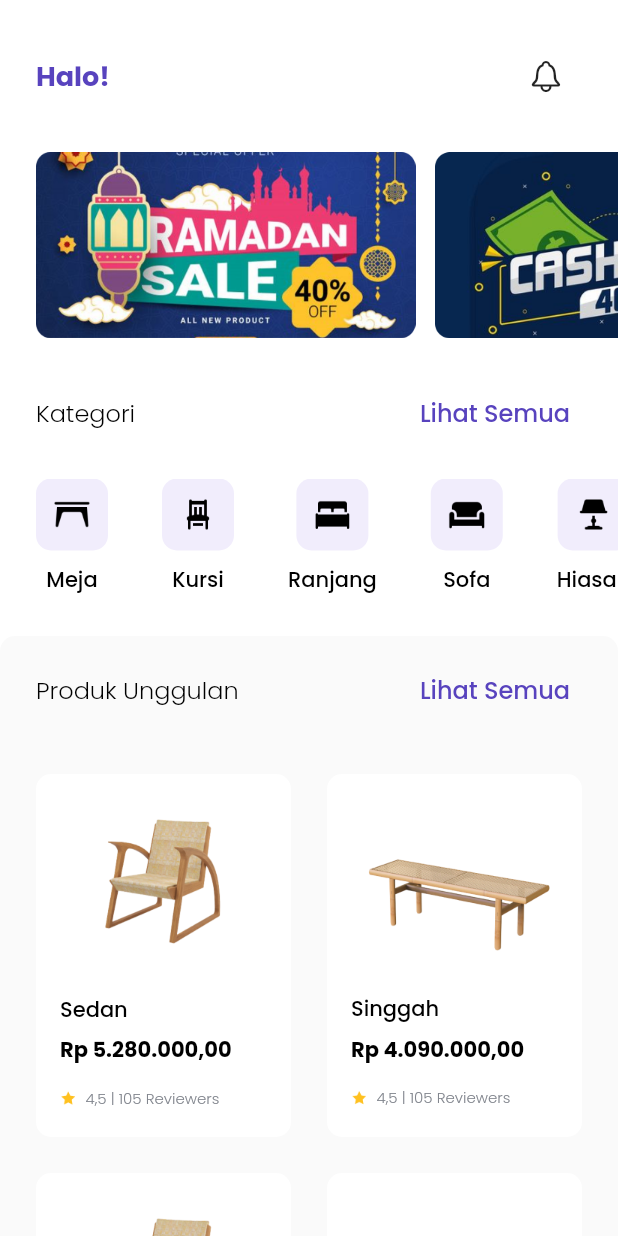
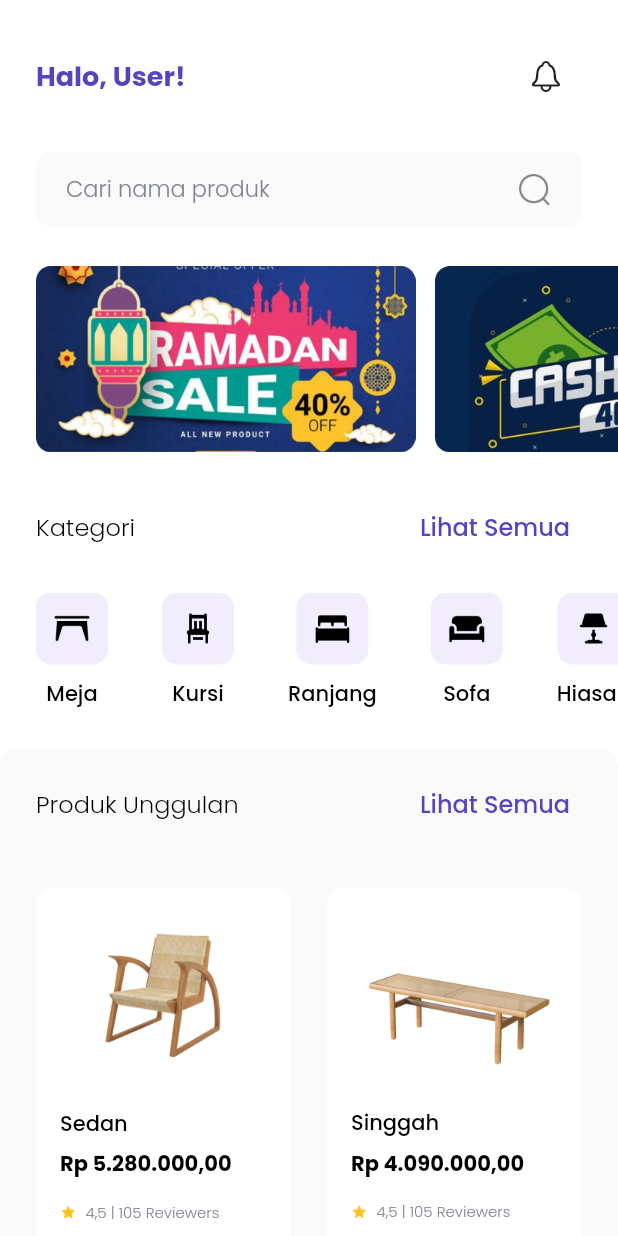
Before and after one commit to PrinceRidho/MyFlutterSubmission, a Flutter app: the HomePage screen opened directly, after a tap on "Lihat Semua", on a phone screen of 412 x 824 dp. Run offline on Flutter 3.47's test engine with Material 2 defaults, Android fonts, the phone set to English and light mode, and no system bars; our stand-ins replace google_fonts.

Commit message:
modified:   .metadata 	modified:   android/app/build.gradle 	new file:   android/app/google-services.json 	modified:   android/build.gradle 	new file:   assets/icon_right.png 	new file:   assets/icon_search.png 	new file:   assets/img_ngajeng.png 	modified:   lib/pages/home_page.dart 	new file:   lib/pages/search_page.dart 	new file:   lib/widgets/bestproduct_card.dart 	deleted:    web/favicon.png 	deleted:    web/icons/Icon-192.png 	deleted:    web/icons/Icon-512.png 	deleted:    web/icons/Icon-maskable-192.png 	deleted:    web/icons/Icon-maskable-512.png 	deleted:    web/index.html 	deleted:    web/manifest.json

```diff
--- a/lib/pages/home_page.dart
+++ b/lib/pages/home_page.dart
@@ -2,8 +2,10 @@ import 'package:flutter/cupertino.dart';
 import 'package:flutter/material.dart';
 import 'package:nyari_1/model/ads.dart';
 import 'package:nyari_1/model/category.dart';
+import 'package:nyari_1/pages/search_page.dart';
 import 'package:nyari_1/theme.dart';
 import 'package:nyari_1/widgets/ads_card.dart';
+import 'package:nyari_1/widgets/bestproduct_card.dart';
 import 'package:nyari_1/widgets/category_card.dart';
 
 import '../widgets/superior_card.dart';
@@ -23,7 +25,7 @@ class HomePage extends StatelessWidget {
                 mainAxisAlignment: MainAxisAlignment.spaceBetween,
                 children: [
                   Text(
-                    'Halo!',
+                    'Halo, User!',
                     style: purpleTextStyle.copyWith(
                         fontSize: 18, fontWeight: FontWeight.bold),
                   ),
@@ -34,6 +36,42 @@ class HomePage extends StatelessWidget {
                 ],
               ),
             ),
+            // ====================================
+            // NOTE : SEARCH BAR
+            // ====================================
+            SizedBox(height: 26),
+            InkWell(
+              onTap: () {
+                Navigator.push(
+                  context,
+                  MaterialPageRoute(builder: (context) => SearchPage()),
+                );
+              },
+              child: Padding(
+                padding: EdgeInsets.symmetric(horizontal: edge),
+                child: Container(
+                  height: 50,
+                  decoration: BoxDecoration(
+                    color: Color(0xffFAFAFA),
+                    borderRadius: BorderRadius.circular(10),
+                  ),
+                  child: Padding(
+                    padding: EdgeInsets.symmetric(horizontal: 20),
+                    child: Row(
+                        mainAxisAlignment: MainAxisAlignment.spaceBetween,
+                        children: [
+                          Text(
+                            'Cari nama produk',
+                            style: greyTextStyle.copyWith(fontSize: 15),
+                          ),
+                          Image.asset('assets/icon_search.png',
+                              height: 24, width: 24),
+                        ]),
+                  ),
+                ),
+              ),
+            ),
+
 //=========================================
 // NOTE : ADS CARD
 // ========================================
@@ -130,6 +168,9 @@ class HomePage extends StatelessWidget {
               ),
             ),
             SizedBox(height: 25),
+            // ================================
+            // PRODUK UNGGULAN CARD
+            // ================================
             Container(
               decoration: BoxDecoration(
                 color: Color(0xffFAFAFA),
@@ -169,6 +210,98 @@ class HomePage extends StatelessWidget {
                 ],
               ),
             ),
+// ======================
+// ADS NGAJENG
+// =======================
+            SizedBox(height: 32),
+            Padding(
+              padding: EdgeInsets.symmetric(horizontal: edge),
+              child: Container(
+                height: 141,
+                decoration: BoxDecoration(
+                  color: Color(0xffEFF5FB),
+                  borderRadius: BorderRadius.circular(10),
+                ),
+                child: Row(
+                  mainAxisAlignment: MainAxisAlignment.center,
+                  children: [
+                    Column(
+                      crossAxisAlignment: CrossAxisAlignment.start,
+                      mainAxisAlignment: MainAxisAlignment.center,
+                      children: [
+                        Text(
+                          'Ngajeng',
+                          style: blackTextStyle.copyWith(
+                              fontSize: 18, fontWeight: FontWeight.bold),
+                        ),
+                        SizedBox(height: 4),
+                        Text(
+                          'Kursi santai yang dibuat dari\nbambu petung',
+                          style: greyTextStyle.copyWith(fontSize: 10),
+                        ),
+                        SizedBox(height: 4),
+                        Row(
+                          children: [
+                            Text(
+                              'Belanja sekarang',
+                              style: greyTextStyle.copyWith(
+                                  fontSize: 10, fontWeight: FontWeight.bold),
+                            ),
+                            Image.asset('assets/icon_right.png',
+                                width: 15, height: 15),
+                          ],
+                        ),
+                      ],
+                    ),
+                    Image.asset('assets/img_ngajeng.png',
+                        width: 150, height: 140),
+                  ],
+                ),
+              ),
+            ),
+            SizedBox(height: 43),
+//=========================
+// NOTE : PENJUALAN TERBAIK
+//=========================
+            Container(
+              decoration: BoxDecoration(
+                color: Color(0xffFAFAFA),
+                borderRadius: BorderRadius.only(
+                  topLeft: Radius.circular(10),
+                  topRight: Radius.circular(10),
+                ),
+              ),
+              child: Column(
+                children: [
+                  SizedBox(height: 12),
+                  Padding(
+                    padding: EdgeInsets.symmetric(horizontal: edge),
+                    child: Row(
+                      mainAxisAlignment: MainAxisAlignment.spaceBetween,
+                      children: [
+                        Text(
+                          'Penjualan Terbaik',
+                          style: blackTextStyle.copyWith(
+                              fontSize: 16, fontWeight: FontWeight.w300),
+                        ),
+                        TextButton(
+                          onPressed: () {},
+                          child: Text(
+                            'Lihat Semua',
+                            style: purpleTextStyle.copyWith(fontSize: 16),
+                          ),
+                        ),
+                      ],
+                    ),
+                  ),
+                  SizedBox(height: 32),
+                  BestProduct(),
+                  SizedBox(height: edge),
+                  BestProduct(),
+                  SizedBox(height: edge),
+                ],
+              ),
+            ),
           ],
         ),
       ),
--- /dev/null
+++ b/lib/widgets/bestproduct_card.dart
@@ -0,0 +1,152 @@
+import 'package:flutter/material.dart';
+
+import '../pages/detail_page.dart';
+import '../theme.dart';
+
+class BestProduct extends StatelessWidget {
+  const BestProduct({Key? key}) : super(key: key);
+
+  @override
+  Widget build(BuildContext context) {
+    return Padding(
+      padding: EdgeInsets.symmetric(horizontal: edge),
+      child: Row(
+        mainAxisAlignment: MainAxisAlignment.spaceBetween,
+        children: [
+          InkWell(
+            onTap: () {
+              Navigator.push(
+                context,
+                MaterialPageRoute(
+                  builder: (context) => DetailPage(),
+                ),
+              );
+            },
+            child: Container(
+              height: 242,
+              width: 170,
+              decoration: BoxDecoration(
+                color: Colors.white,
+                borderRadius: BorderRadius.circular(10),
+              ),
+              child: Column(
+                children: [
+                  Image.asset('assets/img_product1.png', width: 150),
+                  SizedBox(height: 6),
+                  Padding(
+                    padding: EdgeInsets.symmetric(horizontal: 16),
+                    child: Column(
+                      crossAxisAlignment: CrossAxisAlignment.start,
+                      children: [
+                        Text(
+                          'Sedan',
+                          style: blackTextStyle,
+                        ),
+                        SizedBox(height: 6),
+                        Text(
+                          'Rp 5.280.000,00',
+                          style: blackTextStyle.copyWith(
+                              fontWeight: FontWeight.bold),
+                        ),
+                        Text.rich(
+                          TextSpan(
+                            text: 'Rp 5.280.000,00',
+                            style: greyTextStyle.copyWith(
+                                fontSize: 10,
+                                fontWeight: FontWeight.normal,
+                                decoration: TextDecoration.lineThrough),
+                          ),
+                        ),
+                        SizedBox(height: 12),
+                        Row(
+                          children: [
+                            Image.asset(
+                              'assets/icon_star.png',
+                              width: 11,
+                              height: 11,
+                            ),
+                            SizedBox(width: 6),
+                            Text(
+                              '4,5 | 105 Reviewers',
+                              style: greyTextStyle.copyWith(fontSize: 10),
+                            ),
+                          ],
+                        ),
+                      ],
+                    ),
+                  ),
+                ],
+              ),
+            ),
+          ),
+          InkWell(
+            onTap: () {
+              Navigator.push(
+                context,
+                MaterialPageRoute(
+                  builder: (context) => DetailPage(),
+                ),
+              );
+            },
+            child: Container(
+              height: 242,
+              width: 170,
+              decoration: BoxDecoration(
+                color: Colors.white,
+                borderRadius: BorderRadius.circular(10),
+              ),
+              child: Column(
+                children: [
+                  Image.asset('assets/img_product2.png', width: 150),
+                  SizedBox(height: 6),
+                  Padding(
+                    padding: EdgeInsets.symmetric(horizontal: 16),
+                    child: Column(
+                      crossAxisAlignment: CrossAxisAlignment.start,
+                      children: [
+                        Text(
+                          'Singgah',
+                          style: blackTextStyle,
+                        ),
+                        SizedBox(height: 6),
+                        Text(
+                          'Rp 4.090.000,00',
+                          style: blackTextStyle.copyWith(
+                              fontWeight: FontWeight.bold),
+                        ),
+                        Text.rich(
+                          TextSpan(
+                            text: 'Rp 5.280.000,00',
+                            style: greyTextStyle.copyWith(
+                                fontSize: 10,
+                                fontWeight: FontWeight.normal,
+                                decoration: TextDecoration.lineThrough),
+                          ),
+                        ),
+                        SizedBox(height: 12),
+                        Row(
+                          children: [
+                            Image.asset(
+                              'assets/icon_star.png',
+                              width: 11,
+                              height: 11,
+                            ),
+                            SizedBox(width: 6),
+                            Text(
+                              '4,5 | 105 Reviewers',
+                              style: greyTextStyle.copyWith(fontSize: 10),
+                            ),
+                          ],
+                        ),
+                      ],
+                    ),
+                  ),
+                ],
+              ),
+            ),
+          ),
+        ],
+      ),
+    );
+  }
+}
```
Also changed, not shown: lib/pages/search_page.dart (added, +16 -0 lines), assets/icon_right.png (added), assets/icon_search.png (added), assets/img_ngajeng.png (added), 11 other files.
